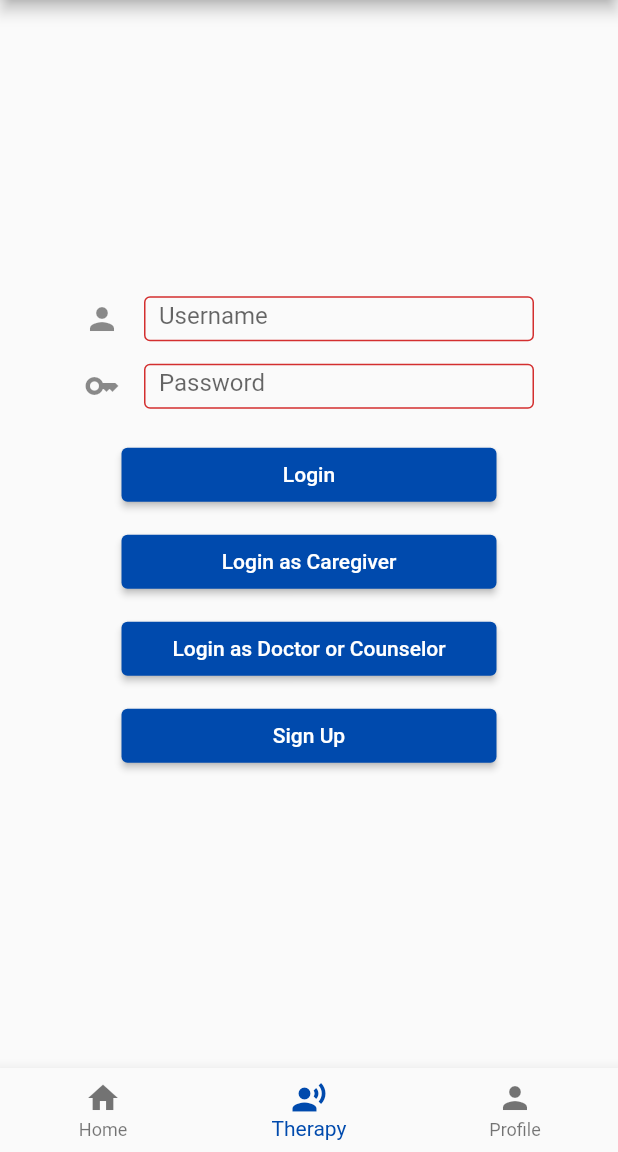
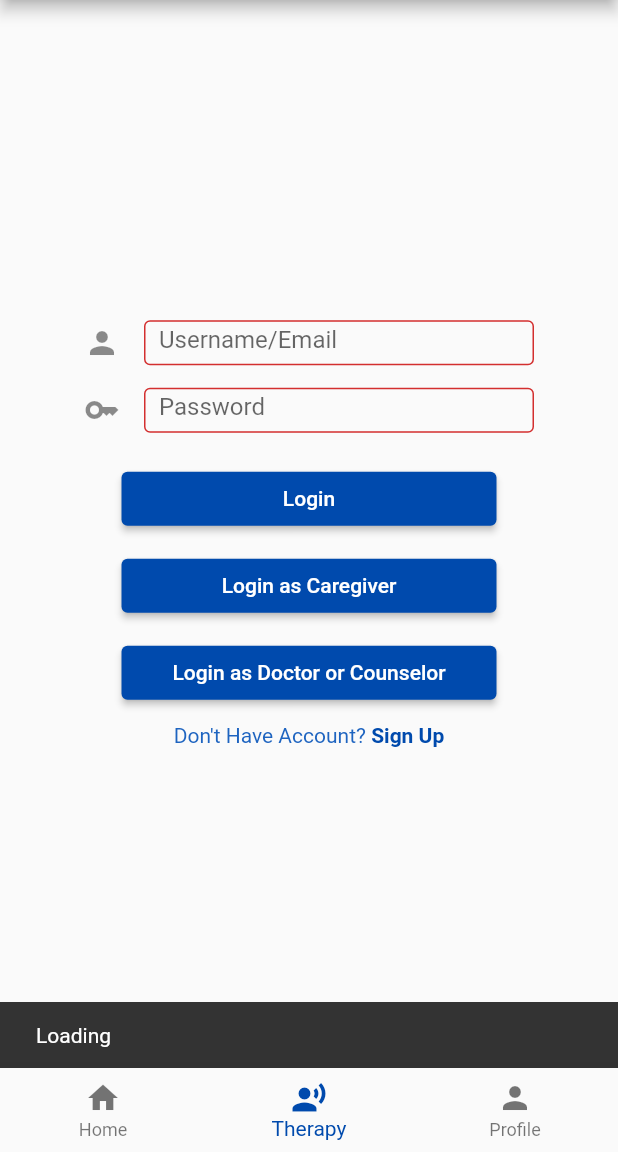
Before and after one commit to bubleygum/Techno2, a Flutter app: the HomeStatefulWidget screen opened directly, item 2 of the bottom bar chosen, after a tap on "Login", on a phone screen of 412 x 824 dp, the part 84-1236 px from its top. Run offline on Flutter 3.47's test engine with Material 2 defaults, Android fonts, the phone set to English and light mode, and no system bars; our stand-ins replace firebase_auth, firebase_core, flutter_pw_validator, font_awesome_flutter, go_router, persistent_bottom_nav_bar and 1 more; missing offline and left inert: firebase_ui_auth; accounts and stored records are empty.

Commit message:
update login authentication

```diff
--- a/app/lib/login.dart
+++ b/app/lib/login.dart
@@ -1,3 +1,4 @@
+import 'package:firebase_auth/firebase_auth.dart';
 import 'package:flutter/material.dart';
 import 'package:apps/signUp.dart';
 import 'package:apps/home_page.dart';
@@ -15,7 +16,11 @@ class MyLogInPage extends StatelessWidget {
   }
 }
 class LoginForm extends StatelessWidget {
-  const LoginForm({ Key ? key});
+  //const LoginForm({ Key ? key});
+  TextEditingController _emailController  = TextEditingController();
+  TextEditingController _passwordController  = TextEditingController();
+    // show the password or not
+  bool _isObscure = true;
 
   @override
   Widget build(BuildContext context) {
@@ -38,9 +43,11 @@ class LoginForm extends StatelessWidget {
                   }
                   return null;
                 },
+                controller: _emailController,
                 decoration: const InputDecoration(
+
                   icon: const Icon(Icons.person),
-                    hintText: 'Username',
+                    hintText: 'Username/Email',
                     errorStyle: TextStyle(height: 0.5, fontSize: 0),
                     contentPadding: EdgeInsets.only(
                       left: 10, top: 10, bottom: 10, right: 10),
@@ -56,6 +63,8 @@ class LoginForm extends StatelessWidget {
               width: 300,
               height: 30,
               child: TextFormField(
+                controller: _passwordController,
+                obscureText: _isObscure,
                 decoration: const InputDecoration(
                     icon: const Icon(Icons.key),
                       hintText: 'Password',
@@ -87,10 +96,19 @@ class LoginForm extends StatelessWidget {
                 ),
                 child: const Text('Login'),
                   onPressed: () {
-                    if (_formKey.currentState!.validate()) {
                       ScaffoldMessenger.of(context).showSnackBar(
                         const SnackBar(content: Text('Loading'))
                       );
+                    if (_formKey.currentState!.validate()) {
+                      FirebaseAuth.instance.signInWithEmailAndPassword(
+                        email: _emailController.text,
+                        password: _passwordController.text).then((value) {
+                          Navigator.of(context).push(MaterialPageRoute(builder: (context) => home_page()));
+                        }).onError((error, stackTrace) {
+                          ScaffoldMessenger.of(context).showSnackBar(
+                        const SnackBar(content: Text('The password is invalid'))
+                      );
+                        });
                     }
                   },
               )),
@@ -128,17 +146,22 @@ class LoginForm extends StatelessWidget {
               )),
             SizedBox(height: 10),
             //login as counselor / doctor
-            SizedBox(
-              width: 250,
-              child: new ElevatedButton(
-                style: ElevatedButton.styleFrom(
-                  primary: Color.fromRGBO(0, 74, 173, 1),
-                ),
-                child: const Text('Sign Up'),
-                  onPressed: () {
-                    Navigator.of(context).push(MaterialPageRoute(builder: (context) => MySignUpPage()));
+            Row(
+              mainAxisAlignment: MainAxisAlignment.center,
+              children: [
+                const Text("Don't Have Account?",
+                  style: TextStyle(color: Color.fromRGBO(30, 100, 192, 1))),
+                GestureDetector(
+                  onTap: (){
+                    Navigator.of(context).pushAndRemoveUntil(MaterialPageRoute(builder: (context) => MySignUpPage()), (Route<dynamic> route) => false);
                   },
-              )),
+                  child: const Text(" Sign Up",
+                  style: TextStyle(color: Color.fromRGBO(0, 74, 173, 1), fontWeight: FontWeight.bold)),
+                )
+
+              ],
+
+            )
           ],
         ),
       ),
--- a/app/lib/signUp.dart
+++ b/app/lib/signUp.dart
@@ -15,7 +15,7 @@ class MySignUpPage extends StatelessWidget {
 }
 
 class SignUpForm extends StatelessWidget {
-  //SignUpForm({super.key});
+  SignUpForm({super.key});
   TextEditingController _emailController  = TextEditingController();
   TextEditingController _passwordController  = TextEditingController();
   // show the password or not
@@ -77,6 +77,33 @@ class SignUpForm extends StatelessWidget {
           width: 300,
           height: 30,
           child: TextFormField(
+            controller: _emailController,
+            decoration: const InputDecoration(
+              icon: const Icon(Icons.mail),
+              hintText: 'Email address',
+              errorStyle: TextStyle(height: 0.5, fontSize: 0),
+              errorMaxLines: 2,
+              floatingLabelBehavior: FloatingLabelBehavior.never,
+              contentPadding:
+                  EdgeInsets.only(left: 10, top: 10, bottom: 10, right: 10),
+              border: OutlineInputBorder(
+                borderSide:
+                    BorderSide(width: 2, color: Color.fromRGBO(0, 0, 0, 0.3)),
+              ),
+            ),
+            validator: (value) {
+              if (value == null || value.isEmpty) {
+                return 'email harus di isi';
+              }
+              return null;
+            },
+          ),
+        ),
+        SizedBox(height: 15),
+        SizedBox(
+          width: 300,
+          height: 30,
+          child: TextFormField(
             controller: _passwordController,
             obscureText: _isObscure,
             decoration: InputDecoration(
@@ -93,7 +120,7 @@ class SignUpForm extends StatelessWidget {
               ),
             ),
             validator: (value) {
-              if (value == null || value.isEmpty) {
+              if (value == null || value.isEmpty ) {
                 return 'Password harus di isi';
               }
               return null;
@@ -120,35 +147,8 @@ class SignUpForm extends StatelessWidget {
               ),
             ),
             validator: (value) {
-              if (value == null || value.isEmpty) {
+              if (value == null || value.isEmpty || value != _passwordController.text.toString()) {
                 return 'Password harus di isi';
-              }
-              return null;
-            },
-          ),
-        ),
-        SizedBox(height: 15),
-        SizedBox(
-          width: 300,
-          height: 30,
-          child: TextFormField(
-            controller: _emailController,
-            decoration: const InputDecoration(
-              icon: const Icon(Icons.mail),
-              hintText: 'Email address',
-              errorStyle: TextStyle(height: 0.5, fontSize: 0),
-              errorMaxLines: 2,
-              floatingLabelBehavior: FloatingLabelBehavior.never,
-              contentPadding:
-                  EdgeInsets.only(left: 10, top: 10, bottom: 10, right: 10),
-              border: OutlineInputBorder(
-                borderSide:
-                    BorderSide(width: 2, color: Color.fromRGBO(0, 0, 0, 0.3)),
-              ),
-            ),
-            validator: (value) {
-              if (value == null || value.isEmpty) {
-                return 'email harus di isi';
               }
               return null;
             },
@@ -245,9 +245,10 @@ class SignUpForm extends StatelessWidget {
                   FirebaseAuth.instance.createUserWithEmailAndPassword(
                     email: _emailController.text,
                     password: _passwordController.text).then((value){
-                      Navigator.of(context).push(
-                        MaterialPageRoute(builder: (context) => MyLogInPage()));
-                    }).onError((error, stackTrace) {
+                      Navigator.of(context).pushAndRemoveUntil(
+                        MaterialPageRoute(builder: (context) => MyLogInPage()),
+                        (Route<dynamic> route) => false);
+                      }).onError((error, stackTrace) {
                       print("error ${error.toString()}");
                     });
                 }
@@ -255,6 +256,23 @@ class SignUpForm extends StatelessWidget {
 
               },
             )),
+            SizedBox(height: 20),
+            Row(
+              mainAxisAlignment: MainAxisAlignment.center,
+              children: [
+                const Text("Already Have Account?",
+                  style: TextStyle(color: Color.fromRGBO(30, 100, 192, 1))),
+                GestureDetector(
+                  onTap: (){
+                    Navigator.of(context).pushAndRemoveUntil(MaterialPageRoute(builder: (context) => MyLogInPage()), (Route<dynamic> route) => false);
+                  },
+                  child: const Text(" Sign In",
+                  style: TextStyle(color: Color.fromRGBO(0, 74, 173, 1), fontWeight: FontWeight.bold)),
+                )
+
+              ],
+
+            )
       ],
     );
     return Form(
```
